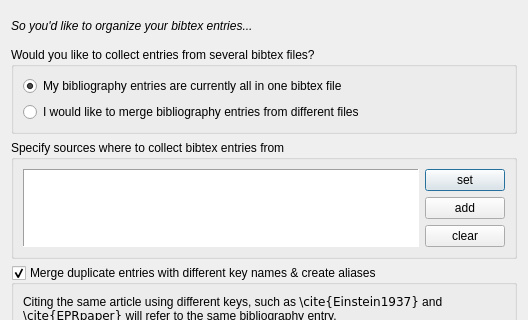
The window that gui/bibolamazi_gui/newbibolamazifiledialog.ui (phfaist/bibolamazi) describes before a commit, drawn with Qt 5; both pictures show x 0 to 528 and y 0 to 320 of the 528 by 592 pixel window.
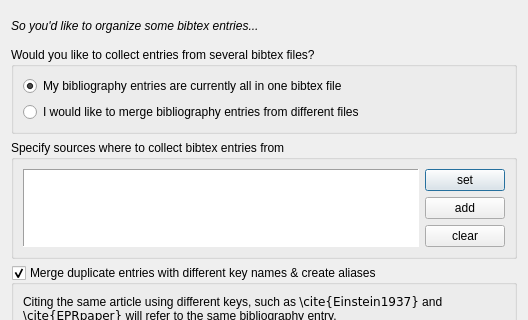
The same window after the commit.

```diff
--- a/gui/bibolamazi_gui/newbibolamazifiledialog.ui
+++ b/gui/bibolamazi_gui/newbibolamazifiledialog.ui
@@ -37,7 +37,7 @@
       </font>
      </property>
      <property name="text">
-      <string>So you'd like to organize your bibtex entries...</string>
+      <string>So you'd like to organize some bibtex entries...</string>
      </property>
     </widget>
    </item>
```
